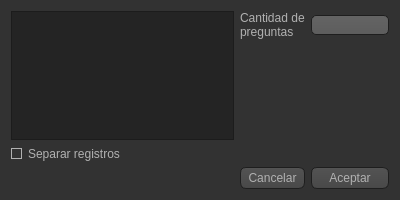
First picture: the form in resources/ui/RegistryDialog.ui, repository WalterCM/QuizMan, before the edit.
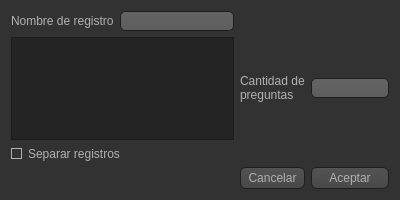
Second picture: the form after the edit. Icons and pictures are not drawn.

Commit message: Added validator of amount of questions

Diff of the .ui file:
```diff
--- a/resources/ui/RegistryDialog.ui
+++ b/resources/ui/RegistryDialog.ui
@@ -478,9 +478,40 @@
 }</string>
   </property>
   <layout class="QGridLayout" name="gridLayout">
-   <item row="0" column="0" rowspan="2">
+   <item row="0" column="0">
+    <layout class="QHBoxLayout" name="horizontalLayout">
+     <item>
+      <widget class="QLabel" name="label_2">
+       <property name="text">
+        <string>Nombre de registro</string>
+       </property>
+      </widget>
+     </item>
+     <item>
+      <widget class="QLineEdit" name="registryNameBox"/>
+     </item>
+    </layout>
+   </item>
+   <item row="1" column="0">
     <widget class="QTextBrowser" name="registryOutput"/>
    </item>
+   <item row="1" column="1">
+    <widget class="QLabel" name="label">
+     <property name="text">
+      <string>Cantidad de&lt;br&gt;preguntas</string>
+     </property>
+    </widget>
+   </item>
+   <item row="1" column="2">
+    <widget class="QLineEdit" name="amountText"/>
+   </item>
+   <item row="2" column="0">
+    <widget class="QCheckBox" name="separateCheckBox">
+     <property name="text">
+      <string>Separar registros</string>
+     </property>
+    </widget>
+   </item>
    <item row="3" column="0">
     <spacer name="horizontalSpacer">
      <property name="orientation">
@@ -508,23 +539,6 @@
      </property>
     </widget>
    </item>
-   <item row="0" column="1">
-    <widget class="QLabel" name="label">
-     <property name="text">
-      <string>Cantidad de&lt;br&gt;preguntas</string>
-     </property>
-    </widget>
-   </item>
-   <item row="0" column="2">
-    <widget class="QLineEdit" name="amountText"/>
-   </item>
-   <item row="2" column="0">
-    <widget class="QCheckBox" name="separateCheckBox">
-     <property name="text">
-      <string>Separar registros</string>
-     </property>
-    </widget>
-   </item>
   </layout>
  </widget>
  <resources/>
```
The commit also changes 11 other files.
